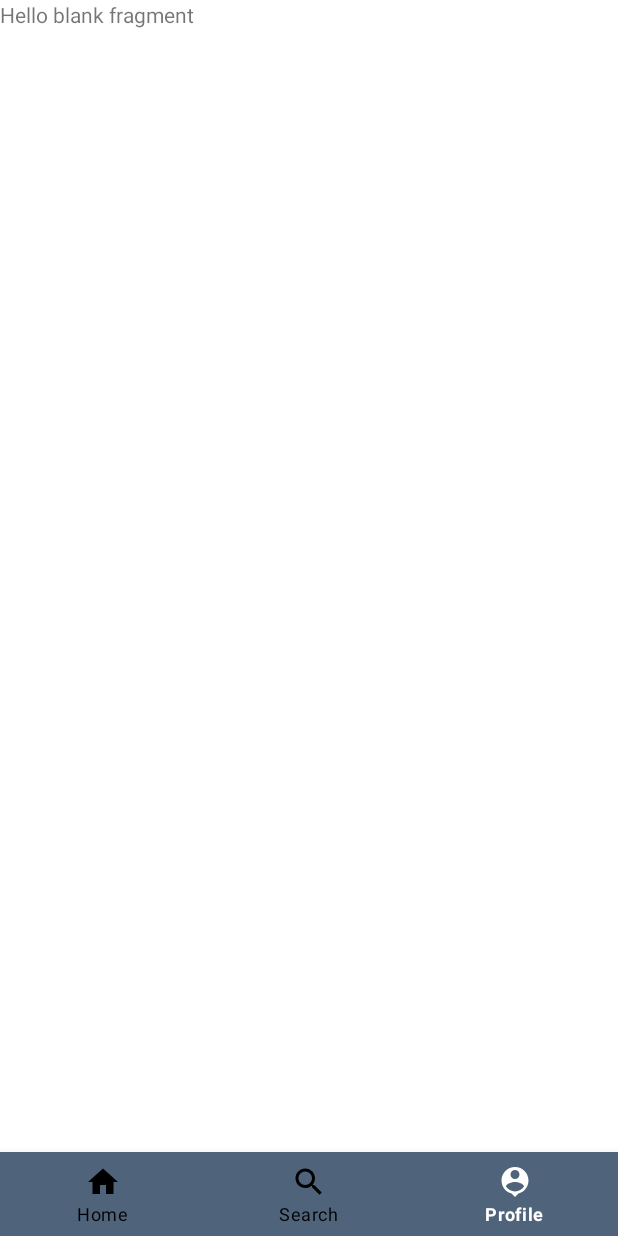
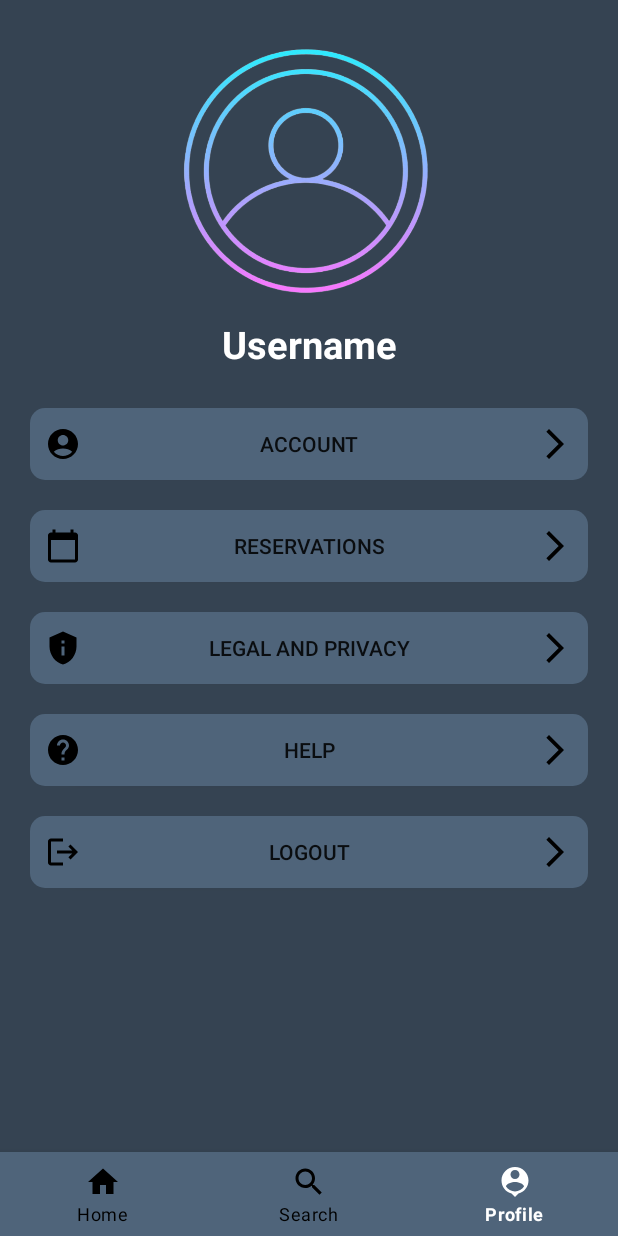
Before and after one commit to omarhedaia/GoBarber, an Android app: the CustomerProfileFragment screen opened through its navigation route, on a phone screen of 412 x 824 dp. Run offline under Robolectric (Android 15) with nearby library versions, the phone set to English and light mode, and no system bars; our stand-ins replace Firebase (no records; nobody signed in at launch, a user with empty details on screens opened directly), navigation-ui; 1 statement that could not run was skipped.

Commit message:
Modify on design

```diff
--- /dev/null
+++ b/app/src/main/res/drawable/baseline_account_circle_24.xml
@@ -0,0 +1,5 @@
+<vector android:height="24dp" android:tint="#000000"
+    android:viewportHeight="24" android:viewportWidth="24"
+    android:width="24dp" xmlns:android="http://schemas.android.com/apk/res/android">
+    <path android:fillColor="@android:color/white" android:pathData="M12,2C6.48,2 2,6.48 2,12s4.48,10 10,10s10,-4.48 10,-10S17.52,2 12,2zM12,6c1.93,0 3.5,1.57 3.5,3.5S13.93,13 12,13s-3.5,-1.57 -3.5,-3.5S10.07,6 12,6zM12,20c-2.03,0 -4.43,-0.82 -6.14,-2.88C7.55,15.8 9.68,15 12,15s4.45,0.8 6.14,2.12C16.43,19.18 14.03,20 12,20z"/>
+</vector>
--- /dev/null
+++ b/app/src/main/res/drawable/baseline_alternate_email_24.xml
@@ -0,0 +1,5 @@
+<vector android:height="24dp" android:tint="#000000"
+    android:viewportHeight="24" android:viewportWidth="24"
+    android:width="24dp" xmlns:android="http://schemas.android.com/apk/res/android">
+    <path android:fillColor="@android:color/white" android:pathData="M12,2C6.48,2 2,6.48 2,12s4.48,10 10,10h5v-2h-5c-4.34,0 -8,-3.66 -8,-8s3.66,-8 8,-8 8,3.66 8,8v1.43c0,0.79 -0.71,1.57 -1.5,1.57s-1.5,-0.78 -1.5,-1.57L17,12c0,-2.76 -2.24,-5 -5,-5s-5,2.24 -5,5 2.24,5 5,5c1.38,0 2.64,-0.56 3.54,-1.47 0.65,0.89 1.77,1.47 2.96,1.47 1.97,0 3.5,-1.6 3.5,-3.57L22,12c0,-5.52 -4.48,-10 -10,-10zM12,15c-1.66,0 -3,-1.34 -3,-3s1.34,-3 3,-3 3,1.34 3,3 -1.34,3 -3,3z"/>
+</vector>
--- /dev/null
+++ b/app/src/main/res/drawable/baseline_arrow_forward_ios_24.xml
@@ -0,0 +1,5 @@
+<vector android:autoMirrored="true" android:height="24dp"
+    android:tint="#000000" android:viewportHeight="24"
+    android:viewportWidth="24" android:width="24dp" xmlns:android="http://schemas.android.com/apk/res/android">
+    <path android:fillColor="@android:color/white" android:pathData="M6.23,20.23l1.77,1.77l10,-10l-10,-10l-1.77,1.77l8.23,8.23z"/>
+</vector>
--- /dev/null
+++ b/app/src/main/res/drawable/baseline_calendar_today_24.xml
@@ -0,0 +1,5 @@
+<vector android:height="24dp" android:tint="#000000"
+    android:viewportHeight="24" android:viewportWidth="24"
+    android:width="24dp" xmlns:android="http://schemas.android.com/apk/res/android">
+    <path android:fillColor="@android:color/white" android:pathData="M20,3h-1L19,1h-2v2L7,3L7,1L5,1v2L4,3c-1.1,0 -2,0.9 -2,2v16c0,1.1 0.9,2 2,2h16c1.1,0 2,-0.9 2,-2L22,5c0,-1.1 -0.9,-2 -2,-2zM20,21L4,21L4,8h16v13z"/>
+</vector>
--- /dev/null
+++ b/app/src/main/res/drawable/baseline_edit_24.xml
@@ -0,0 +1,5 @@
+<vector android:height="24dp" android:tint="#000000"
+    android:viewportHeight="24" android:viewportWidth="24"
+    android:width="24dp" xmlns:android="http://schemas.android.com/apk/res/android">
+    <path android:fillColor="@android:color/white" android:pathData="M3,17.25V21h3.75L17.81,9.94l-3.75,-3.75L3,17.25zM20.71,7.04c0.39,-0.39 0.39,-1.02 0,-1.41l-2.34,-2.34c-0.39,-0.39 -1.02,-0.39 -1.41,0l-1.83,1.83 3.75,3.75 1.83,-1.83z"/>
+</vector>
--- /dev/null
+++ b/app/src/main/res/drawable/baseline_help_24.xml
@@ -0,0 +1,5 @@
+<vector android:height="24dp" android:tint="#000000"
+    android:viewportHeight="24" android:viewportWidth="24"
+    android:width="24dp" xmlns:android="http://schemas.android.com/apk/res/android">
+    <path android:fillColor="@android:color/white" android:pathData="M12,2C6.48,2 2,6.48 2,12s4.48,10 10,10 10,-4.48 10,-10S17.52,2 12,2zM13,19h-2v-2h2v2zM15.07,11.25l-0.9,0.92C13.45,12.9 13,13.5 13,15h-2v-0.5c0,-1.1 0.45,-2.1 1.17,-2.83l1.24,-1.26c0.37,-0.36 0.59,-0.86 0.59,-1.41 0,-1.1 -0.9,-2 -2,-2s-2,0.9 -2,2L8,9c0,-2.21 1.79,-4 4,-4s4,1.79 4,4c0,0.88 -0.36,1.68 -0.93,2.25z"/>
+</vector>
--- /dev/null
+++ b/app/src/main/res/drawable/baseline_logout_24.xml
@@ -0,0 +1,5 @@
+<vector android:autoMirrored="true" android:height="24dp"
+    android:tint="#000000" android:viewportHeight="24"
+    android:viewportWidth="24" android:width="24dp" xmlns:android="http://schemas.android.com/apk/res/android">
+    <path android:fillColor="@android:color/white" android:pathData="M17,7l-1.41,1.41L18.17,11H8v2h10.17l-2.58,2.58L17,17l5,-5zM4,5h8V3H4c-1.1,0 -2,0.9 -2,2v14c0,1.1 0.9,2 2,2h8v-2H4V5z"/>
+</vector>
--- /dev/null
+++ b/app/src/main/res/drawable/baseline_password_24.xml
@@ -0,0 +1,5 @@
+<vector android:height="24dp" android:tint="#000000"
+    android:viewportHeight="24" android:viewportWidth="24"
+    android:width="24dp" xmlns:android="http://schemas.android.com/apk/res/android">
+    <path android:fillColor="@android:color/white" android:pathData="M2,17h20v2H2V17zM3.15,12.95L4,11.47l0.85,1.48l1.3,-0.75L5.3,10.72H7v-1.5H5.3l0.85,-1.47L4.85,7L4,8.47L3.15,7l-1.3,0.75L2.7,9.22H1v1.5h1.7L1.85,12.2L3.15,12.95zM9.85,12.2l1.3,0.75L12,11.47l0.85,1.48l1.3,-0.75l-0.85,-1.48H15v-1.5h-1.7l0.85,-1.47L12.85,7L12,8.47L11.15,7l-1.3,0.75l0.85,1.47H9v1.5h1.7L9.85,12.2zM23,9.22h-1.7l0.85,-1.47L20.85,7L20,8.47L19.15,7l-1.3,0.75l0.85,1.47H17v1.5h1.7l-0.85,1.48l1.3,0.75L20,11.47l0.85,1.48l1.3,-0.75l-0.85,-1.48H23V9.22z"/>
+</vector>
--- /dev/null
+++ b/app/src/main/res/drawable/baseline_phone_24.xml
@@ -0,0 +1,5 @@
+<vector android:height="24dp" android:tint="#000000"
+    android:viewportHeight="24" android:viewportWidth="24"
+    android:width="24dp" xmlns:android="http://schemas.android.com/apk/res/android">
+    <path android:fillColor="@android:color/white" android:pathData="M6.62,10.79c1.44,2.83 3.76,5.14 6.59,6.59l2.2,-2.2c0.27,-0.27 0.67,-0.36 1.02,-0.24 1.12,0.37 2.33,0.57 3.57,0.57 0.55,0 1,0.45 1,1V20c0,0.55 -0.45,1 -1,1 -9.39,0 -17,-7.61 -17,-17 0,-0.55 0.45,-1 1,-1h3.5c0.55,0 1,0.45 1,1 0,1.25 0.2,2.45 0.57,3.57 0.11,0.35 0.03,0.74 -0.25,1.02l-2.2,2.2z"/>
+</vector>
--- /dev/null
+++ b/app/src/main/res/drawable/baseline_privacy_tip_24.xml
@@ -0,0 +1,5 @@
+<vector android:height="24dp" android:tint="#000000"
+    android:viewportHeight="24" android:viewportWidth="24"
+    android:width="24dp" xmlns:android="http://schemas.android.com/apk/res/android">
+    <path android:fillColor="@android:color/white" android:pathData="M12,1L3,5v6c0,5.55 3.84,10.74 9,12c5.16,-1.26 9,-6.45 9,-12V5L12,1L12,1zM11,7h2v2h-2V7zM11,11h2v6h-2V11z"/>
+</vector>
--- a/app/src/main/res/layout/fragment_customer_profile.xml
+++ b/app/src/main/res/layout/fragment_customer_profile.xml
@@ -1,14 +1,118 @@
 <?xml version="1.0" encoding="utf-8"?>
 <FrameLayout xmlns:android="http://schemas.android.com/apk/res/android"
+    xmlns:app="http://schemas.android.com/apk/res-auto"
     xmlns:tools="http://schemas.android.com/tools"
     android:layout_width="match_parent"
     android:layout_height="match_parent"
+    android:background="@color/darkBlue"
     tools:context=".CustomerProfileFragment">
 
     <!-- TODO: Update blank fragment layout -->
-    <TextView
+    <androidx.constraintlayout.widget.ConstraintLayout
         android:layout_width="match_parent"
-        android:layout_height="match_parent"
-        android:text="@string/hello_blank_fragment" />
+        android:layout_height="match_parent">
+
+        <ImageView
+            android:id="@+id/userImage"
+            android:layout_width="194dp"
+            android:layout_height="181dp"
+            android:layout_margin="25dp"
+            android:src="@drawable/user_profile"
+            app:layout_constraintEnd_toEndOf="parent"
+            app:layout_constraintHorizontal_bias="0.497"
+            app:layout_constraintStart_toStartOf="parent"
+            app:layout_constraintTop_toTopOf="parent" />
+
+        <TextView
+            android:id="@+id/username"
+            android:layout_width="match_parent"
+            android:layout_height="wrap_content"
+            android:text="Username"
+            android:padding="5dp"
+            android:textSize="25sp"
+            android:textColor="@color/white"
+            android:textStyle="bold"
+            android:textAlignment="center"
+            app:layout_constraintBottom_toTopOf="@+id/buttonsLL"
+            app:layout_constraintTop_toBottomOf="@+id/userImage" />
+
+        <LinearLayout
+            android:id="@+id/buttonsLL"
+            android:layout_width="match_parent"
+            android:layout_height="0dp"
+            android:layout_margin="10dp"
+            android:orientation="vertical"
+            app:layout_constraintBottom_toBottomOf="parent"
+            app:layout_constraintTop_toBottomOf="@+id/username">
+
+            <androidx.appcompat.widget.AppCompatButton
+                android:id="@+id/accountBtn"
+                android:layout_width="match_parent"
+                android:layout_height="wrap_content"
+                android:padding="10dp"
+                android:layout_margin="10dp"
+                android:background="@drawable/search_view_background"
+                android:drawableStart="@drawable/baseline_account_circle_24"
+                android:drawableEnd="@drawable/baseline_arrow_forward_ios_24"
+                android:text="account" />
+
+            <androidx.appcompat.widget.AppCompatButton
+                android:id="@+id/reservationBtn"
+                android:layout_width="match_parent"
+                android:layout_height="wrap_content"
+                android:padding="10dp"
+                android:layout_margin="10dp"
+                android:background="@drawable/search_view_background"
+                android:drawableStart="@drawable/baseline_calendar_today_24"
+                android:drawableEnd="@drawable/baseline_arrow_forward_ios_24"
+                android:text="Reservations" />
+
+                 <!--app:icon="@drawable/baseline_arrow_forward_ios_24"
+                app:iconGravity="end"-->
+
+
+            <androidx.appcompat.widget.AppCompatButton
+                android:id="@+id/privacyBtn"
+                android:layout_width="match_parent"
+                android:layout_height="wrap_content"
+                android:padding="10dp"
+                android:layout_margin="10dp"
+                android:background="@drawable/search_view_background"
+                android:drawableStart="@drawable/baseline_privacy_tip_24"
+                android:drawableEnd="@drawable/baseline_arrow_forward_ios_24"
+                android:text="Legal and privacy" />
+
+               <!--  app:icon="@drawable/baseline_arrow_forward_ios_24"
+                app:iconGravity="end"-->
+
+
+            <androidx.appcompat.widget.AppCompatButton
+                android:id="@+id/helpBtn"
+                android:layout_width="match_parent"
+                android:layout_height="wrap_content"
+                android:padding="10dp"
+                android:layout_margin="10dp"
+                android:background="@drawable/search_view_background"
+                android:drawableStart="@drawable/baseline_help_24"
+                android:drawableEnd="@drawable/baseline_arrow_forward_ios_24"
+                android:text="Help" />
+
+            <androidx.appcompat.widget.AppCompatButton
+                android:id="@+id/logoutBtn"
+                android:layout_width="match_parent"
+                android:layout_height="wrap_content"
+                android:layout_margin="10dp"
+                android:background="@drawable/search_view_background"
+                android:drawableStart="@drawable/baseline_logout_24"
+                android:drawableEnd="@drawable/baseline_arrow_forward_ios_24"
+                android:padding="10dp"
+                android:text="Logout" />
+
+                <!-- app:icon="@drawable/baseline_arrow_forward_ios_24"
+                app:iconGravity="end" -->
+
+
+        </LinearLayout>
+    </androidx.constraintlayout.widget.ConstraintLayout>
 
 </FrameLayout>
--- a/app/src/main/res/layout/fragment_sign_in_sign_up.xml
+++ b/app/src/main/res/layout/fragment_sign_in_sign_up.xml
@@ -59,7 +59,7 @@
             android:layout_margin="16dp"
             android:textSize="18sp"
             android:background="@drawable/buttons_shape"
-            android:text="SignIn"
+            android:text="Sign In"
             android:layout_weight="1"
             />
 
@@ -80,7 +80,7 @@
             android:layout_margin="16dp"
             android:background="@drawable/buttons_shape"
             android:textSize="18sp"
-            android:text="SignUp"
+            android:text="Sign Up"
             android:layout_weight="1"
             />
 
--- a/app/src/main/res/layout/fragment_sing_up.xml
+++ b/app/src/main/res/layout/fragment_sing_up.xml
@@ -6,7 +6,6 @@
     android:layout_width="match_parent"
     android:layout_height="match_parent"
     android:background="@color/darkBlue"
-
     tools:context=".SingUpFragment">
 
 
```
Also changed, not shown: app/src/main/res/layout/reservation_history_row.xml (added, +39 -0 lines), app/src/main/res/layout/services_row.xml (+6 -4 lines), app/src/main/res/drawable-v24/password_icon.png (added), app/src/main/res/drawable-v24/user_profile.png (added).
